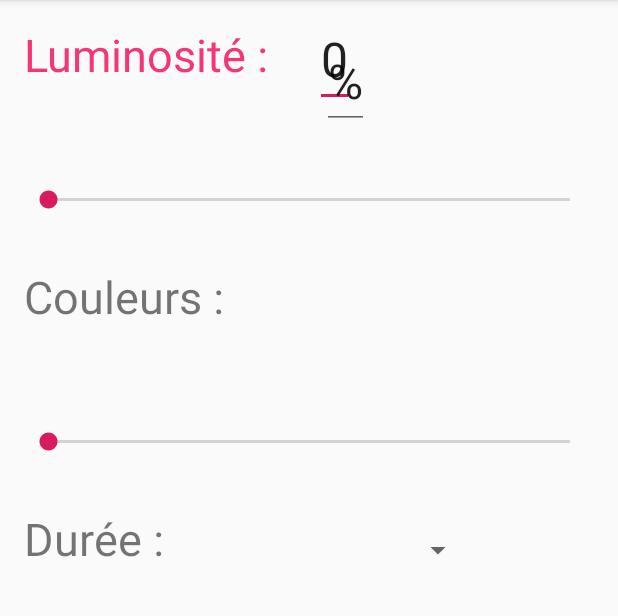
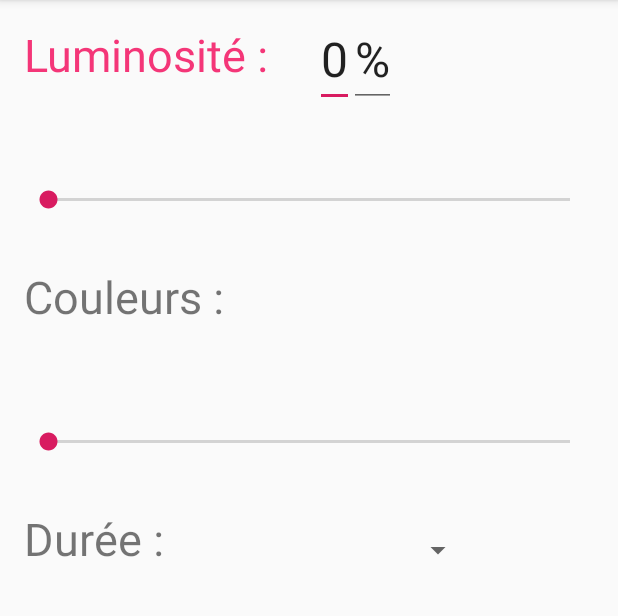
Before and after one commit to cmiesse/ProjetIntegrationGroupe5, an Android app: the LuminosityActivity screen opened directly, with no data from a screen before it, on a phone screen of 412 x 824 dp, the part 84-700 px from its top. Run offline under Robolectric (Android 15) with nearby library versions, the phone set to English and light mode, and no system bars.

Commit message:
positionnement interface luminosité

```diff
--- a/Application/app/src/main/res/layout/activity_luminosity.xml
+++ b/Application/app/src/main/res/layout/activity_luminosity.xml
@@ -26,15 +26,16 @@
         android:layout_width="wrap_content"
         android:layout_height="wrap_content"
         android:layout_marginTop="8dp"
-        android:layout_marginEnd="150dp"
-        android:layout_marginRight="100dp"
-        android:layout_marginBottom="35dp"
+        android:layout_marginEnd="135dp"
+        android:layout_marginRight="135dp"
+        android:layout_marginBottom="50dp"
         android:text="%"
         android:textSize="32sp"
         app:layout_constraintBottom_toTopOf="@+id/seekBar"
         app:layout_constraintEnd_toEndOf="parent"
+        app:layout_constraintStart_toEndOf="@+id/textview"
         app:layout_constraintTop_toTopOf="parent"
-        app:layout_constraintVertical_bias="0.058" />
+        app:layout_constraintVertical_bias="0.343" />
 
     <SeekBar
         android:id="@+id/seekBar"
```
